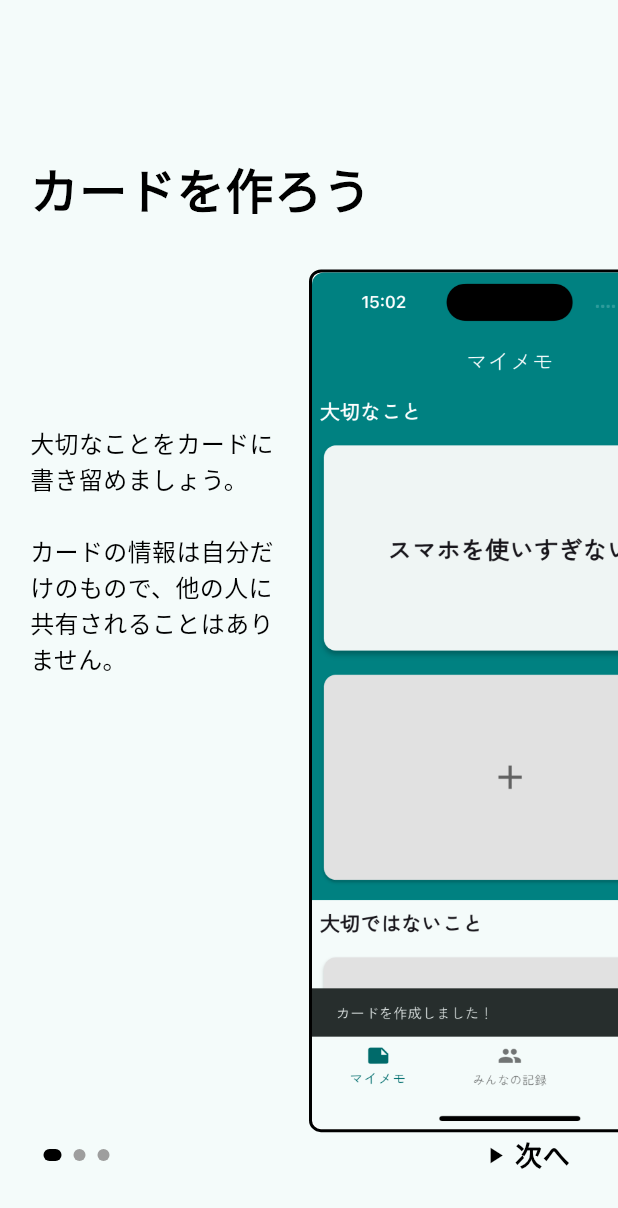
After one commit to tomurango/kotsukotsushare, a Flutter app: the HowToUseScreen screen opened directly, on a phone screen of 412 x 824 dp. The commit adds this screen. Shown: the top 1208 px of the screen. Run offline on Flutter 3.47's test engine with Material 3 defaults, Android fonts, the light colour scheme and no system bars; our stand-ins replace cloud_firestore, firebase_auth, firebase_core, flutter_hooks, flutter_riverpod, google_fonts and 5 more; accounts and stored records are empty.

Commit message:
アプリの使い方の実装とテキストの修正

```diff
--- /dev/null
+++ b/lib/src/screens/how_to_use_screen.dart
@@ -0,0 +1,322 @@
+import 'package:flutter/material.dart';
+
+class HowToUseScreen extends StatefulWidget {
+  const HowToUseScreen({Key? key}) : super(key: key);
+
+  @override
+  State<HowToUseScreen> createState() => _HowToUseScreenState();
+}
+
+class _HowToUseScreenState extends State<HowToUseScreen> {
+  final PageController _pageController = PageController();
+  late ValueNotifier<int> _currentPageNotifier;
+
+  @override
+  void initState() {
+    super.initState();
+    _currentPageNotifier = ValueNotifier<int>(0);
+
+    // PageController を監視し、ページ番号を更新
+    _pageController.addListener(() {
+      final currentPage = (_pageController.page ?? 0).round();
+      if (_currentPageNotifier.value != currentPage) {
+        _currentPageNotifier.value = currentPage;
+      }
+    });
+  }
+
+  @override
+  void dispose() {
+    _pageController.dispose();
+    _currentPageNotifier.dispose();
+    super.dispose();
+  }
+
+  @override
+  Widget build(BuildContext context) {
+    final tutorialPages = [
+      _HowToUsePage(
+        imagePath: 'assets/images/how_to_use/create_cards_after.png',
+        title: 'カードを作ろう',
+        description: '大切なことをカードに書き留めましょう。\n\nカードの情報は自分だけのもので、他の人に共有されることはありません。',
+        index: 0,
+      ),
+      _HowToUsePage(
+        imagePath: 'assets/images/how_to_use/write_memos_after.png',
+        title: 'メモを残そう',
+        description: '調べたことや気づいたことをメモに残しましょう。\n\nメモは、公開するか非公開にするか選択できます。',
+        index: 1,
+      ),
+      _HowToUsePage(
+        imagePath: 'assets/images/how_to_use/others_log.png',
+        title: 'みんなの記録を見よう',
+        description: '他の人が公開設定にしているメモを見ることができます。\n\nメモを保存やコメント機能などを開発予定です。',
+        index: 2,
+      ),
+    ];
+
+    return Scaffold(
+      body: Stack(
+        children: [
+          PageView.builder(
+            controller: _pageController,
+            itemCount: tutorialPages.length,
+            itemBuilder: (context, index) {
+              return tutorialPages[index];
+            },
+          ),
+          // ページインジケータ
+          Positioned(
+            bottom: 50,
+            left: 25,
+            child: ValueListenableBuilder<int>(
+              valueListenable: _currentPageNotifier,
+              builder: (context, currentPage, child) {
+                return Row(
+                  mainAxisAlignment: MainAxisAlignment.center,
+                  children: List.generate(
+                    tutorialPages.length,
+                    (index) => _buildPageIndicator(index, currentPage),
+                  ),
+                );
+              },
+            ),
+          ),
+          // ボタン (次へ or 終了)
+          Positioned(
+            bottom: 30,
+            right: 20,
+            child: ValueListenableBuilder<int>(
+              valueListenable: _currentPageNotifier,
+              builder: (context, currentPage, child) {
+                final isLastPage = currentPage == tutorialPages.length - 1;
+                return isLastPage
+                    ? TextButton(
+                        onPressed: () {
+                          Navigator.of(context).pop(); // スクリーンを閉じる
+                        },
+                        child: Row(
+                          mainAxisSize: MainAxisSize.min, // 子ウィジェットの幅に合わせる
+                          children: [
+                            Icon(
+                              Icons.play_arrow, // アイコンを追加
+                              color: Colors.black,
+                              size: 18.0, // アイコンの大きさを調整
+                            ),
+                            const SizedBox(width: 4), // アイコンとテキストの間にスペースを追加
+                            Text(
+                              'チュートリアル終了',
+                              style: Theme.of(context).textTheme.bodyLarge?.copyWith(
+                                color: Colors.black, // 色を白に指定
+                                fontSize: 18, // 必要ならフォントサイズを変更
+                                fontWeight: FontWeight.bold, // 太字に設定
+                              ),
+                            ),
+                          ],
+                        ),
+                      )
+                    : TextButton(
+                        onPressed: () {
+                          _pageController.nextPage(
+                            duration: const Duration(milliseconds: 300),
+                            curve: Curves.easeInOut,
+                          );
+                        },
+                        child: Row(
+                          mainAxisSize: MainAxisSize.min, // 子ウィジェットの幅に合わせる
+                          children: [
+                            Icon(
+                              Icons.play_arrow, // アイコンを追加
+                              color: Colors.black,
+                              size: 18.0, // アイコンの大きさを調整
+                            ),
+                            const SizedBox(width: 4), // アイコンとテキストの間にスペースを追加
+                            Text(
+                                '次へ',
+                                style: Theme.of(context).textTheme.bodyLarge?.copyWith(
+                                    fontSize: 18, // 必要ならフォントサイズを変更
+                                    fontWeight: FontWeight.bold, // 太字に設定
+                                    color: Colors.black, // テキストの色を指定
+                                ),
+                            ),
+                          ],
+                        ),
+                      );
+              },
+            ),
+          ),
+        ],
+      ),
+    );
+  }
+
+  Widget _buildPageIndicator(int index, int currentPage) {
+    return Container(
+      margin: const EdgeInsets.symmetric(horizontal: 4.0),
+      width: currentPage == index ? 12.0 : 8.0,
+      height: 8.0,
+      decoration: BoxDecoration(
+        color: currentPage == index ? Colors.black : Colors.grey,
+        borderRadius: BorderRadius.circular(4.0),
+      ),
+    );
+  }
+}
+
+class _HowToUsePage extends StatelessWidget {
+  final String imagePath;
+  final String title;
+  final String description;
+  final int index;
+
+  const _HowToUsePage({
+    Key? key,
+    required this.imagePath,
+    required this.title,
+    required this.description,
+    this.index = 0,
+  }) : super(key: key);
+
+  @override
+  Widget build(BuildContext context) {
+    return Padding(
+      padding: const EdgeInsets.only(
+        left: 0.0, // 左の余白
+        top: 20.0, // 上の余白
+        right: 0.0, // 右の余白を0に設定
+        bottom: 20.0, // 下の余白
+      ),
+      child: Column(
+        crossAxisAlignment: CrossAxisAlignment.start,
+
+        children: [
+          // タイトルを上部に大きく表示
+          Padding(
+            padding: EdgeInsets.fromLTRB(
+              20.0,
+              MediaQuery.of(context).size.height * 0.10, // 画面高さの20%
+              0.0,
+              0.0,
+            ),
+            child: Text(
+              title,
+              style: Theme.of(context).textTheme.bodyLarge?.copyWith(
+                fontSize: 32, // 大きめのフォントサイズ
+                fontWeight: FontWeight.bold,
+                color: Colors.black, // 黒文字
+              ),
+            ),
+          ),
+          Expanded(
+            child: Row(
+              crossAxisAlignment: CrossAxisAlignment.center,
+              children: index == 1
+                  ? [
+                      Expanded(
+                        child: Container(
+                          decoration: BoxDecoration(
+                            color: Colors.white,
+                            border: Border(
+                              top: BorderSide(color: Colors.black, width: 2),
+                              left: BorderSide.none, // 左側のボーダーを無しに
+                              bottom: BorderSide(color: Colors.black, width: 2),
+                              right: BorderSide(color: Colors.black, width: 2),
+                            ),
+                            borderRadius: BorderRadius.only(
+                              topRight: Radius.circular(8.0), // 右上の角を丸く
+                              bottomRight: Radius.circular(8.0), // 右下の角を丸く
+                            ),
+                          ),
+                          child: ClipRRect(
+                            borderRadius: BorderRadius.only(
+                              topRight: Radius.circular(8.0), // 左上の角を丸く
+                              bottomRight: Radius.circular(8.0), // 左下の角を丸く
+                            ),
+                            child: Image.asset(
+                              imagePath,
+                              fit: BoxFit.contain, // 高さに合わせて横幅を調整
+                              alignment: Alignment.center, // 中央揃え
+                            ),
+                          ),
+                        ),
+                      ),
+
+                      // 右側の説明文
+                      Expanded(
+                        child: Padding(
+                          padding: const EdgeInsets.only(
+                            top: 0.0, // 上の余白
+                            left: 20.0, // 左の余白
+                            bottom: 200.0, // 下の余白
+                            right: 20.0, // 右の余白を適用
+                          ),
+                          child: Text(
+                            description,
+                            style: const TextStyle(
+                              fontSize: 20,
+                              color: Colors.black, // 黒文字
+                              height: 1.5, // 行間を少し広げて読みやすく
+                            ),
+                          ),
+                        ),
+                      ),
+                    ]
+                  : [
+                      // 左側の説明文
+                      Expanded(
+                        child: Padding(
+                          padding: const EdgeInsets.only(
+                            top: 0.0, // 上の余白
+                            left: 20.0, // 左の余白を0に設定
+                            bottom: 200.0, // 下の余白
+                            right: 20.0, // 右の余白を適用
+                          ),
+                          child: Text(
+                            description,
+                            style: const TextStyle(
+                              fontSize: 16,
+                              color: Colors.black, // 黒文字
+                              height: 1.5, // 行間を少し広げて読みやすく
+                            ),
+                          ),
+                        ),
+                      ),
+                      // 右側の画像
+                      Expanded(
+                        child: Container(
+                          decoration: BoxDecoration(
+                            color: Colors.white,
+                            border: Border(
+                              top: BorderSide(color: Colors.black, width: 2),
+                              left: BorderSide(color: Colors.black, width: 2),
+                              bottom: BorderSide(color: Colors.black, width: 2),
+                              right: BorderSide.none, // 右側のボーダーを無しに
+                            ),
+                            borderRadius: BorderRadius.only(
+                              topLeft: Radius.circular(8.0), // 左上の角を丸く
+                              bottomLeft: Radius.circular(8.0), // 左下の角を丸く
+                            ),
+                          ),
+                          child: ClipRRect(
+                            borderRadius: BorderRadius.only(
+                              topLeft: Radius.circular(8.0), // 左上の角を丸く
+                              bottomLeft: Radius.circular(8.0), // 左下の角を丸く
+                            ),
+                            child: Image.asset(
+                              imagePath,
+                              fit: BoxFit.contain, // 高さに合わせて横幅を調整
+                              alignment: Alignment.center, // 中央揃え
+                            ),
+                          ),
+                        ),
+                      ),
+
+                    ],
+                  ),
+          ),
+          SizedBox(height: 20),
+        ],
+      ),
+    );
+  }
+}
--- a/lib/src/screens/setting_screen.dart
+++ b/lib/src/screens/setting_screen.dart
@@ -4,6 +4,7 @@ import 'package:firebase_auth/firebase_auth.dart';
 import 'package:url_launcher/url_launcher.dart';
 import 'package:cloud_firestore/cloud_firestore.dart';
 import 'tutorial_screen.dart';
+import 'how_to_use_screen.dart';
 
 class SettingsScreen extends ConsumerWidget {
   final Function(int) onNavigate;
@@ -59,6 +60,20 @@ class SettingsScreen extends ConsumerWidget {
             Navigator.of(context).push(
               MaterialPageRoute(
                 builder: (context) => const TutorialScreen(),
+              ),
+            );
+          },
+        ),
+        Divider(),
+        // アプリの使い方
+        ListTile(
+          leading: Icon(Icons.help),
+          title: Text('アプリの使い方'),
+          subtitle: Text('アプリの使い方を確認します'),
+          onTap: () {
+            Navigator.of(context).push(
+              MaterialPageRoute(
+                builder: (context) => const HowToUseScreen(),
               ),
             );
           },
--- a/lib/src/screens/tutorial_screen.dart
+++ b/lib/src/screens/tutorial_screen.dart
@@ -2,6 +2,9 @@ import 'package:flutter/material.dart';
 import 'package:cloud_firestore/cloud_firestore.dart';
 import 'package:firebase_auth/firebase_auth.dart';
 import 'package:hooks_riverpod/hooks_riverpod.dart';
+
+import '../providers/user_data_provider.dart';
+import 'how_to_use_screen.dart';
 
 // ページごとにオーバーレイの状態を管理する StateProvider
 final overlayVisibilityProviderFamily = StateProvider.family<bool, int>((ref, pageIndex) => false);
@@ -19,6 +22,9 @@ class _TutorialScreenState extends ConsumerState<TutorialScreen> {
 
   @override
   Widget build(BuildContext context) {
+    // ユーザーデータを取得
+    final userDataAsync = ref.watch(userDataProvider);
+
     final tutorialPages = [
       _TutorialPage(
         imagePath: 'assets/images/DSC_0021.JPG',
@@ -41,13 +47,17 @@ class _TutorialScreenState extends ConsumerState<TutorialScreen> {
       _TutorialPage(
         imagePath: 'assets/images/DSC_0021.JPG',
         title: 'みんなの価値観や\n知識を知る',
-        description: '他のユーザーがどのように考え、大切にしていることを知り、自分の考えを見直してみましょう。\n\n視点を広げ、新たなアイデアや気付きが得られることは、日常のコミュニケーションや成長にも役立ちます。\n\n現在、さらに使いやすくするための改善や新機能の開発を進めております。ぜひご期待ください！',
+        description: '考えてもわからない時は、周りの人を頼ることも重要です。\n\n他のユーザーの考えや価値観に触れることで、それまでは気づけなかった自分を発見できるかもしれません。\n\n視点を広げ、新たなアイデアや気付きを得られることは、日常のコミュニケーションや成長に大きく役立つでしょう。',
         pageIndex: 3,
       ),
     ];
 
     return Scaffold(
-      body: Stack(
+      body: userDataAsync.when(
+        data: (userData) {
+        final tutorialCompleted = userData?['tutorialCompleted'] ?? false;
+
+        return Stack(
           children: [
             PageView.builder(
               controller: _pageController,
@@ -85,7 +95,11 @@ class _TutorialScreenState extends ConsumerState<TutorialScreen> {
               right: 20,
               child: _currentPage == tutorialPages.length - 1
                   ? TextButton(
-                    onPressed: () async {
+                        onPressed: tutorialCompleted
+                            ? () {
+                                Navigator.of(context).pop(); // 画面を閉じる
+                              }
+                            : () async {
                                 final user = FirebaseAuth.instance.currentUser;
                                 if (user != null) {
                                   // チュートリアル完了フラグを更新
@@ -94,7 +108,7 @@ class _TutorialScreenState extends ConsumerState<TutorialScreen> {
                                       .doc(user.uid);
                                   await userDoc.update({'tutorialCompleted': true});
                                 }
-                      Navigator.of(context).pop(); // スクリーンを閉じる
+                                _showUsageGuideDialog(context);
                               },
                         child: Row(
                           mainAxisSize: MainAxisSize.min, // 子ウィジェットの幅に合わせる
@@ -116,6 +130,7 @@ class _TutorialScreenState extends ConsumerState<TutorialScreen> {
                           ],
                         ),
                       )
+
                   : TextButton(
                       onPressed: () {
                         _pageController.nextPage(
@@ -145,6 +160,10 @@ class _TutorialScreenState extends ConsumerState<TutorialScreen> {
                     ),
               ),
             ],
+          );
+        },
+        loading: () => const Center(child: CircularProgressIndicator()),
+        error: (error, stackTrace) => Center(child: Text('エラーが発生しました: $error')),
       ),
     );
   }
@@ -161,6 +180,37 @@ class _TutorialScreenState extends ConsumerState<TutorialScreen> {
             : (_currentPage == index ? Colors.white : Colors.grey),
         borderRadius: BorderRadius.circular(4.0),
       ),
+    );
+  }
+
+  void _showUsageGuideDialog(BuildContext context) {
+    showDialog(
+      context: context,
+      builder: (context) {
+        return AlertDialog(
+          title: Text('使い方ガイドを表示しますか？'),
+          content: Text('チュートリアルが完了しました。\n続けてアプリの使い方ガイドを表示しますか？'),
+          actions: [
+            TextButton(
+              onPressed: () {
+                Navigator.of(context).pop(); // ダイアログを閉じる
+                Navigator.of(context).pop(); // チュートリアル画面を閉じる
+              },
+              child: Text('いいえ'),
+            ),
+            TextButton(
+              onPressed: () {
+                Navigator.of(context).pop(); // ダイアログを閉じる
+                Navigator.of(context).pop(); // チュートリアル画面を閉じる
+                Navigator.of(context).push(MaterialPageRoute(
+                  builder: (context) => HowToUseScreen(), // 使い方ガイド画面に遷移
+                ));
+              },
+              child: Text('はい'),
+            ),
+          ],
+        );
+      },
     );
   }
 }
--- a/pubspec.yaml
+++ b/pubspec.yaml
@@ -82,6 +82,9 @@ flutter:
   assets:
     - assets/images/chokushii_logo_1024.png
     - assets/images/DSC_0021.JPG
+    - assets/images/how_to_use/create_cards_after.png
+    - assets/images/how_to_use/write_memos_after.png
+    - assets/images/how_to_use/others_log.png
   #   - images/a_dot_burr.jpeg
   #   - images/a_dot_ham.jpeg
 
```
Also changed, not shown: assets/images/how_to_use/create_cards_after.png (added), assets/images/how_to_use/others_log.png (added), assets/images/how_to_use/write_memos_after.png (added). Lines whose indentation alone changed are shown as unchanged.
